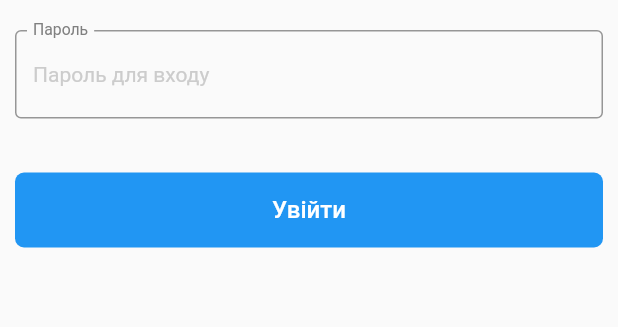
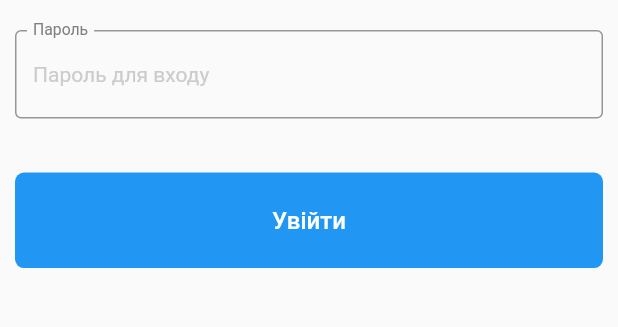
Before and after one commit to AndreyMokryj/MagDiploma, a Flutter app: the screen it shows after launch, on a phone screen of 412 x 824 dp, the part 150-477 px from its top. Run offline on Flutter 3.47's test engine with Material 2 defaults, Android fonts, the phone set to English and light mode, and no system bars; our stand-ins replace syncfusion_flutter_charts, timer_builder; accounts and stored records are empty; Roboto replaces fonts that are missing (SF UI Text).

Commit message:
fix: update frontend dependencies; fix backend issue with AccumulatorClientController

```diff
--- a/frontend/lib/views/login_page.dart
+++ b/frontend/lib/views/login_page.dart
@@ -82,7 +82,8 @@ class _LoginPageState extends State<LoginPage> {
                         val.isEmpty
                           ? "Введіть ім'я користувача"
                           : null,
-                        autovalidate: validate,
+                        autovalidateMode: AutovalidateMode.onUserInteraction,
+                        // autovalidate: validate,
                         onSaved: (val) => newUser.username = val,
                       ),
                       const SizedBox(height: 20.0),
@@ -98,7 +99,8 @@ class _LoginPageState extends State<LoginPage> {
                         val.isEmpty
                           ? "Введіть пароль"
                           : null,
-                        autovalidate: validate,
+                        // autovalidate: validate,
+                        autovalidateMode: AutovalidateMode.onUserInteraction,
                         onSaved: (val) => newUser.password = val,
                       ),
                       SizedBox(height: 10.0),
@@ -108,9 +110,7 @@ class _LoginPageState extends State<LoginPage> {
                       ),
                       SizedBox(height: 10.0),
 
-                      FlatButton(
-                        color: buttonColor,
-                        shape: RoundedRectangleBorder(borderRadius: BorderRadius.circular(6.0)),
+                      TextButton(
                         child: SizedBox(
                           height: 50,
                           child: Align(
@@ -122,6 +122,10 @@ class _LoginPageState extends State<LoginPage> {
                               ),
                             ),
                           ),
+                        ),
+                        style: TextButton.styleFrom(
+                          backgroundColor: buttonColor,
+                          shape: RoundedRectangleBorder(borderRadius: BorderRadius.circular(6.0)),
                         ),
                         onPressed: () => _submit(),
                       ),
```
Also changed, not shown: frontend/lib/database/database.dart (+15 -15 lines), frontend/lib/generated_plugin_registrant.dart (deleted, +0 -16 lines), frontend/lib/views/signup_page.dart (+5 -3 lines), frontend/pubspec.yaml (+6 -6 lines), frontend/pubspec.lock, 2 other files.
